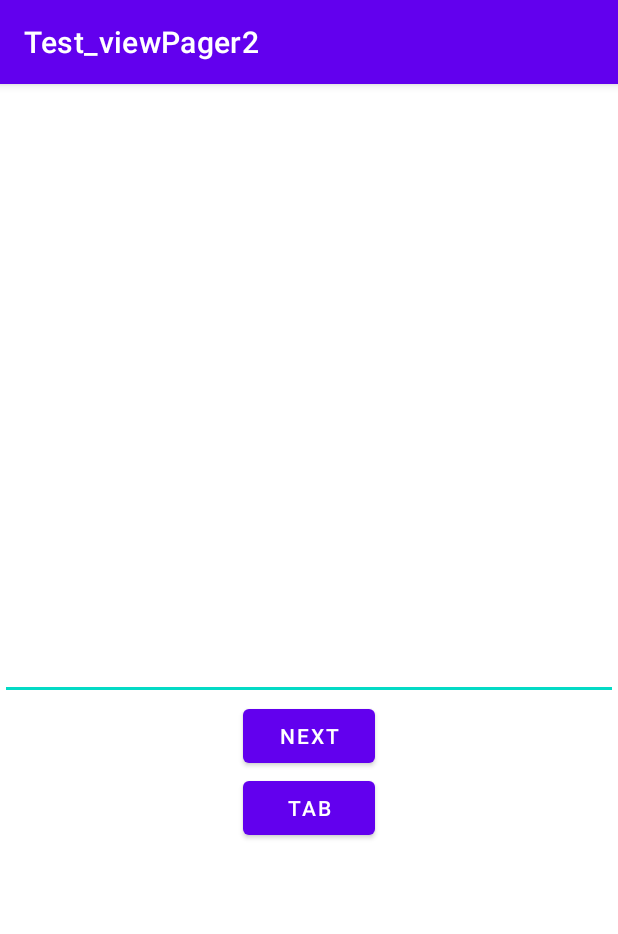
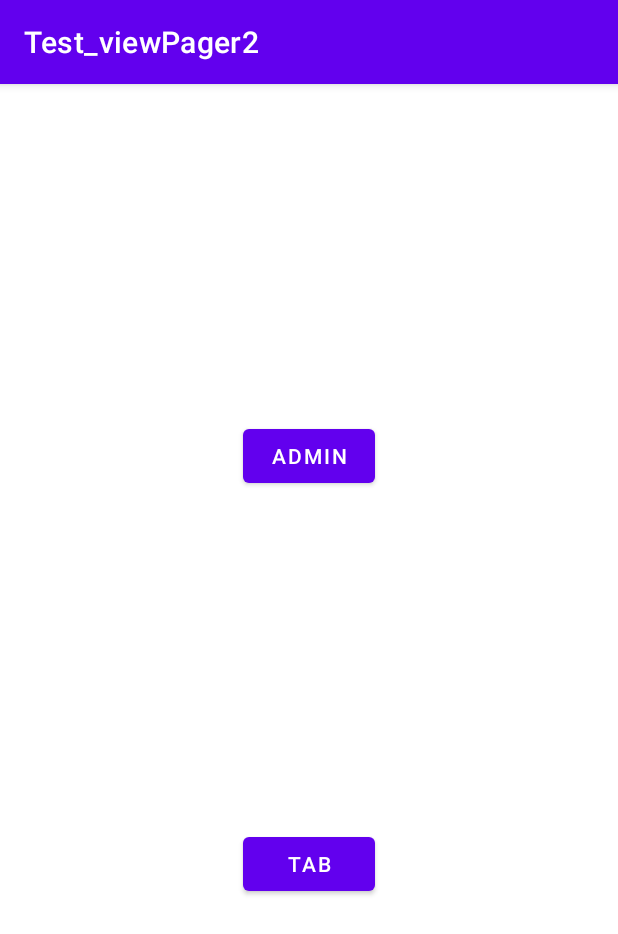
Before and after one commit to dragov89/Test_viewPager2, an Android app: the screen it shows after launch (MainActivity before the commit, InfoActivity after it), on a phone screen of 412 x 824 dp. Shown: the top 934 px of the screen. Run offline under Robolectric (Android 15) with nearby library versions, the phone set to English and light mode, and no system bars.

Commit message:
info activity

```diff
--- a/app/build.gradle
+++ b/app/build.gradle
@@ -1,6 +1,7 @@
 plugins {
     id 'com.android.application'
     id 'kotlin-android'
+    id 'androidx.navigation.safeargs.kotlin'
 }
 
 android {
@@ -41,7 +42,9 @@ dependencies {
     implementation 'com.google.android.material:material:1.5.0'
     implementation 'androidx.constraintlayout:constraintlayout:2.1.3'
     implementation 'androidx.legacy:legacy-support-v4:1.0.0'
-    testImplementation 'junit:junit:4.+'
+    implementation 'androidx.navigation:navigation-fragment-ktx:2.3.5'
+    implementation 'androidx.navigation:navigation-ui-ktx:2.3.5'
+    testImplementation 'junit:junit:4.13.2'
     androidTestImplementation 'androidx.test.ext:junit:1.1.3'
     androidTestImplementation 'androidx.test.espresso:espresso-core:3.4.0'
 }
--- a/app/src/main/AndroidManifest.xml
+++ b/app/src/main/AndroidManifest.xml
@@ -11,6 +11,9 @@
         android:theme="@style/Theme.Test_viewPager2">
         <activity
             android:name=".MainActivity"
+            android:exported="false" />
+        <activity
+            android:name=".InfoActivity"
             android:exported="true">
             <intent-filter>
                 <action android:name="android.intent.action.MAIN" />
--- /dev/null
+++ b/app/src/main/java/com/example/test_viewpager2/InfoActivity.kt
@@ -0,0 +1,11 @@
+package com.example.test_viewpager2
+
+import androidx.appcompat.app.AppCompatActivity
+import android.os.Bundle
+
+class InfoActivity : AppCompatActivity() {
+    override fun onCreate(savedInstanceState: Bundle?) {
+        super.onCreate(savedInstanceState)
+        setContentView(R.layout.activity_info)
+    }
+}
--- /dev/null
+++ b/app/src/main/java/com/example/test_viewpager2/InfoFragment.kt
@@ -0,0 +1,40 @@
+package com.example.test_viewpager2
+
+import android.content.Intent
+import android.os.Bundle
+import android.view.LayoutInflater
+import android.view.View
+import android.view.ViewGroup
+import androidx.fragment.app.Fragment
+import com.example.test_viewpager2.databinding.FragmentInfoBinding
+
+class InfoFragment : Fragment() {
+    private lateinit var binding: FragmentInfoBinding
+    override fun onCreateView(
+        inflater: LayoutInflater,
+        container: ViewGroup?,
+        savedInstanceState: Bundle?
+    ): View? {
+        binding = FragmentInfoBinding.inflate(inflater, container, false)
+        return binding.root
+
+    }
+
+    override fun onViewCreated(view: View, savedInstanceState: Bundle?) {
+        super.onViewCreated(view, savedInstanceState)
+        binding.admin.setOnClickListener {
+            intentArg(true)
+        }
+        binding.tab.setOnClickListener {
+            intentArg(false)
+        }
+    }
+
+    private fun intentArg(arg: Boolean) {
+        val intent = Intent(requireContext(), MainActivity::class.java)
+        val put = MainActivityArgs(arg)
+        intent.addFlags(Intent.FLAG_ACTIVITY_NEW_TASK or Intent.FLAG_ACTIVITY_CLEAR_TASK)
+        intent.putExtras(put.toBundle())
+        startActivity(intent)
+    }
+}
--- a/app/src/main/java/com/example/test_viewpager2/MainActivity.kt
+++ b/app/src/main/java/com/example/test_viewpager2/MainActivity.kt
@@ -10,7 +10,22 @@ class MainActivity : AppCompatActivity() {
         super.onCreate(savedInstanceState)
         binding = ActivityMainBinding.inflate(layoutInflater)
         setContentView(binding.root)
-        supportFragmentManager.beginTransaction().add(R.id.mainContainer, AdminFragment()).commit()
+
+        startFragment(intentsArgs())
+
     }
 
+    private fun startFragment(arg:Boolean) {
+        if(arg){
+            supportFragmentManager.beginTransaction().add(R.id.mainContainer, AdminFragment()).commit()
+        }else{
+            supportFragmentManager.beginTransaction().add(R.id.mainContainer, TabFragment()).commit()
+        }
+    }
+
+    private fun intentsArgs():Boolean{
+        val bundle = intent.extras?: throw IllegalThreadStateException("info null Boolean")
+        val arg = MainActivityArgs.fromBundle(bundle)
+        return arg.arg
+    }
 }
--- /dev/null
+++ b/app/src/main/res/layout/activity_info.xml
@@ -0,0 +1,18 @@
+<?xml version="1.0" encoding="utf-8"?>
+<androidx.constraintlayout.widget.ConstraintLayout xmlns:android="http://schemas.android.com/apk/res/android"
+    xmlns:app="http://schemas.android.com/apk/res-auto"
+    xmlns:tools="http://schemas.android.com/tools"
+    android:layout_width="match_parent"
+    android:layout_height="match_parent"
+    android:fitsSystemWindows="true"
+    tools:context=".InfoActivity">
+   <androidx.fragment.app.FragmentContainerView
+       android:id="@+id/splashContainer"
+       android:layout_width="match_parent"
+       android:layout_height="match_parent"
+       app:navGraph="@navigation/nav_graph_info"
+       app:defaultNavHost="true"
+       android:name="androidx.navigation.fragment.NavHostFragment"/>
+
+
+</androidx.constraintlayout.widget.ConstraintLayout>
--- a/app/src/main/res/layout/activity_main.xml
+++ b/app/src/main/res/layout/activity_main.xml
@@ -6,7 +6,4 @@
     xmlns:tools="http://schemas.android.com/tools"
     android:layout_width="match_parent"
     android:layout_height="match_parent"
-    tools:context=".MainActivity">
-
-
-</androidx.fragment.app.FragmentContainerView>
+    tools:context=".MainActivity"/>
--- /dev/null
+++ b/app/src/main/res/layout/fragment_info.xml
@@ -0,0 +1,27 @@
+<?xml version="1.0" encoding="utf-8"?>
+<androidx.constraintlayout.widget.ConstraintLayout
+    xmlns:android="http://schemas.android.com/apk/res/android"
+    android:layout_width="match_parent"
+    android:layout_height="match_parent"
+    xmlns:app="http://schemas.android.com/apk/res-auto"
+    xmlns:tools="http://schemas.android.com/tools"
+    tools:context=".InfoFragment">
+    <Button
+        android:id="@+id/admin"
+        android:layout_width="wrap_content"
+        android:layout_height="wrap_content"
+        app:layout_constraintStart_toStartOf="parent"
+        app:layout_constraintEnd_toEndOf="parent"
+        app:layout_constraintTop_toTopOf="parent"
+        android:text="admin"
+        app:layout_constraintBottom_toTopOf="@+id/tab"/>
+    <Button
+        android:id="@+id/tab"
+        android:text="tab"
+        android:layout_width="wrap_content"
+        android:layout_height="wrap_content"
+        app:layout_constraintStart_toStartOf="parent"
+        app:layout_constraintEnd_toEndOf="parent"
+        app:layout_constraintBottom_toBottomOf="parent"
+        app:layout_constraintTop_toBottomOf="@id/admin"/>
+</androidx.constraintlayout.widget.ConstraintLayout>
--- a/app/src/main/res/layout/fragment_tab.xml
+++ b/app/src/main/res/layout/fragment_tab.xml
@@ -28,4 +28,5 @@
         app:layout_constraintEnd_toEndOf="parent"
         app:layout_constraintStart_toStartOf="parent"
         app:layout_constraintTop_toBottomOf="@+id/imageView" />
+
 </androidx.constraintlayout.widget.ConstraintLayout>
--- /dev/null
+++ b/app/src/main/res/navigation/nav_graph_info.xml
@@ -0,0 +1,22 @@
+<?xml version="1.0" encoding="utf-8"?>
+<navigation xmlns:android="http://schemas.android.com/apk/res/android"
+    xmlns:app="http://schemas.android.com/apk/res-auto"
+    xmlns:tools="http://schemas.android.com/tools"
+    android:id="@+id/nav_graph_info"
+    app:startDestination="@id/infoFragment">
+
+    <activity
+        android:id="@+id/mainActivity2"
+        android:name="com.example.test_viewpager2.MainActivity"
+        android:label="activity_main"
+        tools:layout="@layout/activity_main" >
+        <argument
+            android:name="arg"
+            app:argType="boolean" />
+    </activity>
+    <fragment
+        android:id="@+id/infoFragment"
+        android:name="com.example.test_viewpager2.InfoFragment"
+        android:label="fragment_info"
+        tools:layout="@layout/fragment_info" />
+</navigation>
--- a/build.gradle
+++ b/build.gradle
@@ -7,6 +7,7 @@ buildscript {
     dependencies {
         classpath "com.android.tools.build:gradle:7.0.4"
         classpath "org.jetbrains.kotlin:kotlin-gradle-plugin:1.6.10"
+        classpath "androidx.navigation:navigation-safe-args-gradle-plugin:2.4.0-rc01"
 
         // NOTE: Do not place your application dependencies here; they belong
         // in the individual module build.gradle files
```
